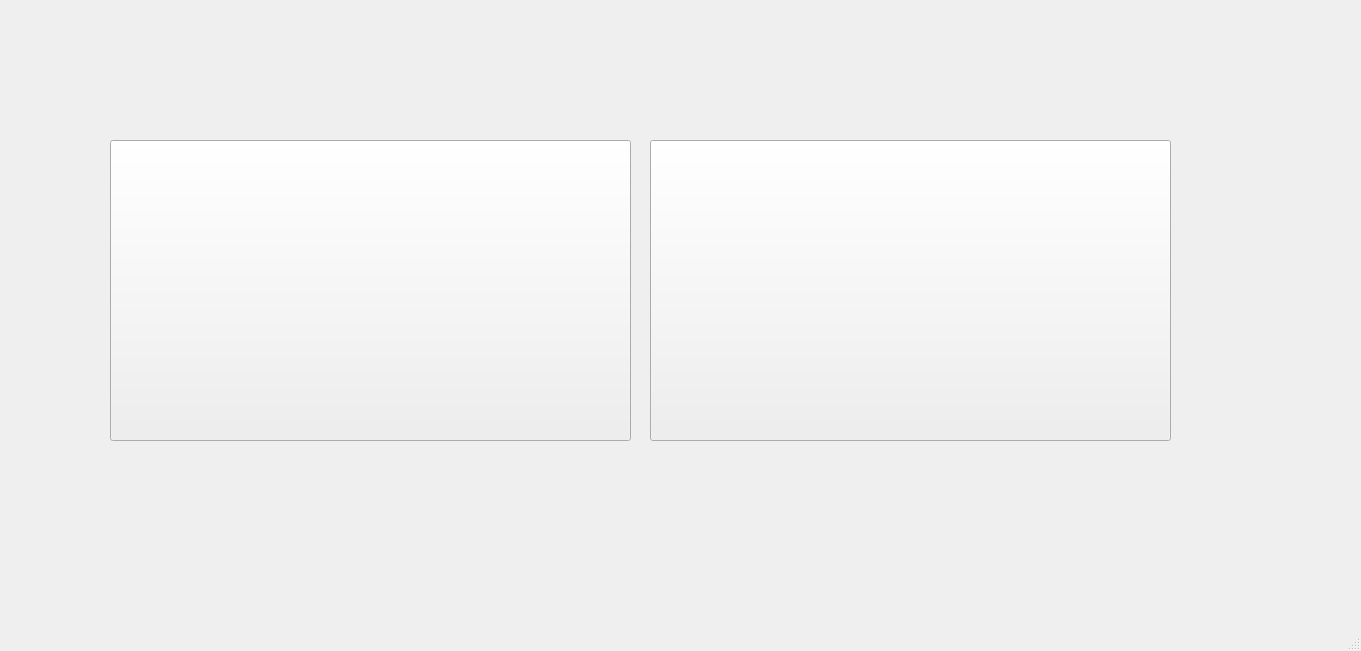
Qt form X/mainwindow.ui (MohammadrezaAldaghi/X) before a commit.
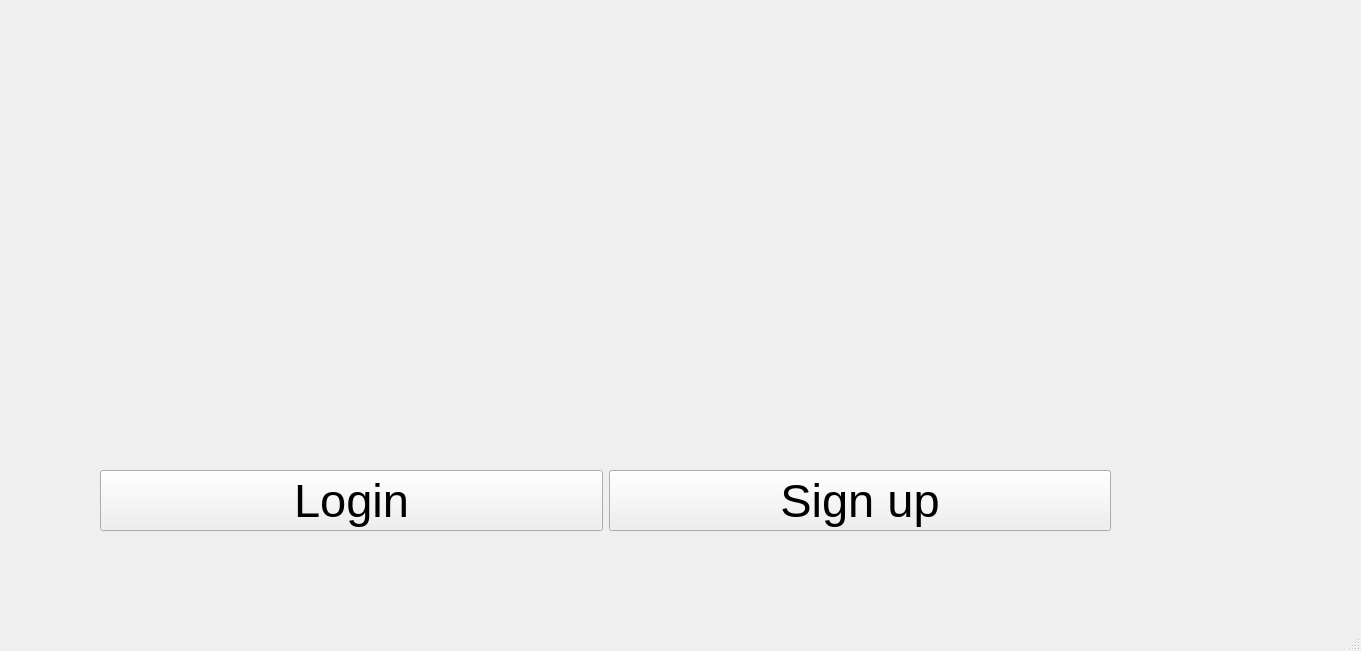
The same form after that commit. Icons and pictures are not drawn.

```diff
--- a/X/mainwindow.ui
+++ b/X/mainwindow.ui
@@ -13,43 +13,82 @@
   <property name="windowTitle">
    <string>MainWindow</string>
   </property>
+  <property name="styleSheet">
+   <string notr="true">
+</string>
+  </property>
   <widget class="QWidget" name="centralwidget">
-   <widget class="QPushButton" name="LoginButton">
+   <widget class="QLabel" name="label">
     <property name="geometry">
      <rect>
-      <x>110</x>
-      <y>140</y>
-      <width>521</width>
-      <height>301</height>
+      <x>590</x>
+      <y>30</y>
+      <width>561</width>
+      <height>371</height>
      </rect>
     </property>
-    <property name="font">
-     <font>
-      <pointsize>35</pointsize>
-     </font>
+    <property name="styleSheet">
+     <string notr="true">image: url(:/Sign up/C:/Users/ARTA/Desktop/Sign up.png);</string>
     </property>
     <property name="text">
      <string/>
     </property>
    </widget>
-   <widget class="QPushButton" name="SignupButton">
+   <widget class="QLabel" name="label_2">
     <property name="geometry">
      <rect>
-      <x>650</x>
-      <y>140</y>
-      <width>521</width>
-      <height>301</height>
+      <x>20</x>
+      <y>30</y>
+      <width>581</width>
+      <height>371</height>
      </rect>
     </property>
-    <property name="font">
-     <font>
-      <pointsize>35</pointsize>
-     </font>
+    <property name="styleSheet">
+     <string notr="true">image: url(:/Sign up/C:/Users/ARTA/Desktop/Login.png);</string>
     </property>
     <property name="text">
      <string/>
     </property>
    </widget>
+   <widget class="QWidget" name="">
+    <property name="geometry">
+     <rect>
+      <x>100</x>
+      <y>420</y>
+      <width>1011</width>
+      <height>161</height>
+     </rect>
+    </property>
+    <layout class="QHBoxLayout" name="horizontalLayout">
+     <item>
+      <widget class="QPushButton" name="LoginButton">
+       <property name="font">
+        <font>
+         <pointsize>35</pointsize>
+        </font>
+       </property>
+       <property name="text">
+        <string>Login</string>
+       </property>
+      </widget>
+     </item>
+     <item>
+      <widget class="QPushButton" name="SignupButton">
+       <property name="font">
+        <font>
+         <pointsize>35</pointsize>
+        </font>
+       </property>
+       <property name="styleSheet">
+        <string notr="true">ur:/images/C:/Users/ARTA/Desktop/tweet.png</string>
+       </property>
+       <property name="text">
+        <string>Sign up</string>
+       </property>
+      </widget>
+     </item>
+    </layout>
+   </widget>
   </widget>
   <widget class="QMenuBar" name="menubar">
    <property name="geometry">
```
